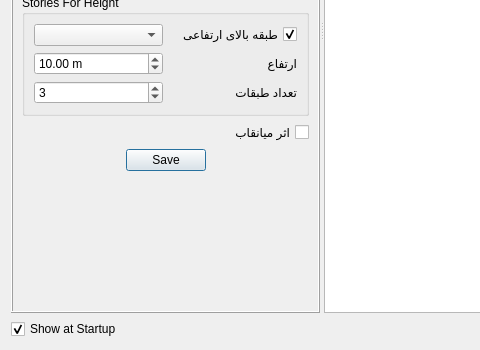
ebrahimraeyat/civilTools, file widgets/civiltools_project_settings.ui: the form before one commit; both pictures show x 0 to 480 and y 264 to 614 of the 975 by 614 pixel window.
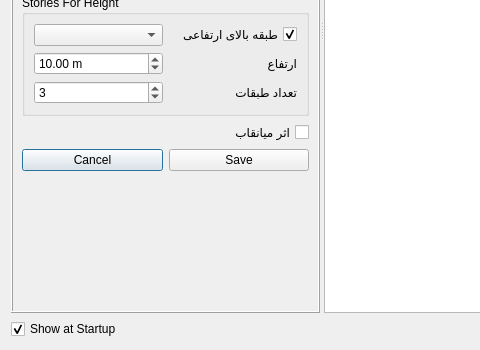
The form after the commit. Icons and pictures are not drawn. Custom widgets are drawn as their Qt base class.

Commit message: Add icon for settings

```diff
--- a/widgets/civiltools_project_settings.ui
+++ b/widgets/civiltools_project_settings.ui
@@ -331,17 +331,42 @@
         </layout>
        </item>
        <item>
-        <widget class="QDialogButtonBox" name="buttonBox">
-         <property name="orientation">
-          <enum>Qt::Horizontal</enum>
-         </property>
-         <property name="standardButtons">
-          <set>QDialogButtonBox::Save</set>
-         </property>
-         <property name="centerButtons">
-          <bool>true</bool>
-         </property>
-        </widget>
+        <layout class="QHBoxLayout" name="horizontalLayout_2">
+         <item>
+          <widget class="QPushButton" name="cancel_pushbutton">
+           <property name="text">
+            <string>Cancel</string>
+           </property>
+           <property name="icon">
+            <iconset resource="../civiltools.qrc">
+             <normaloff>:/civiltools/images/cancel.svg</normaloff>:/civiltools/images/cancel.svg</iconset>
+           </property>
+           <property name="iconSize">
+            <size>
+             <width>60</width>
+             <height>60</height>
+            </size>
+           </property>
+          </widget>
+         </item>
+         <item>
+          <widget class="QPushButton" name="save_pushbutton">
+           <property name="text">
+            <string>Save</string>
+           </property>
+           <property name="icon">
+            <iconset resource="../civiltools.qrc">
+             <normaloff>:/civiltools/images/save.png</normaloff>:/civiltools/images/save.png</iconset>
+           </property>
+           <property name="iconSize">
+            <size>
+             <width>60</width>
+             <height>60</height>
+            </size>
+           </property>
+          </widget>
+         </item>
+        </layout>
        </item>
        <item>
         <spacer name="verticalSpacer">
```
Left out of the diff: 35 changed lines with no effect on the pictures. The commit also changes 3 other files.
